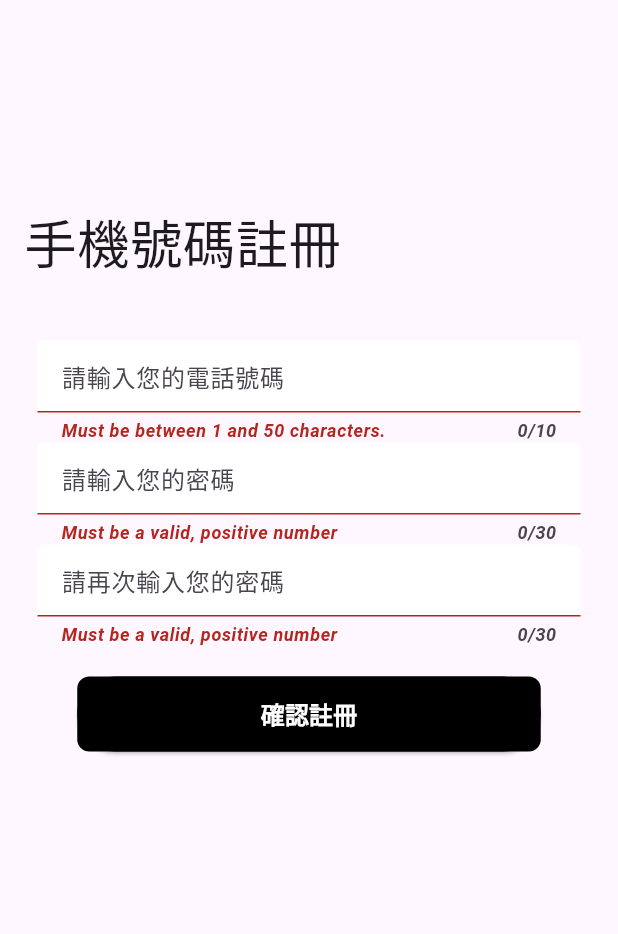
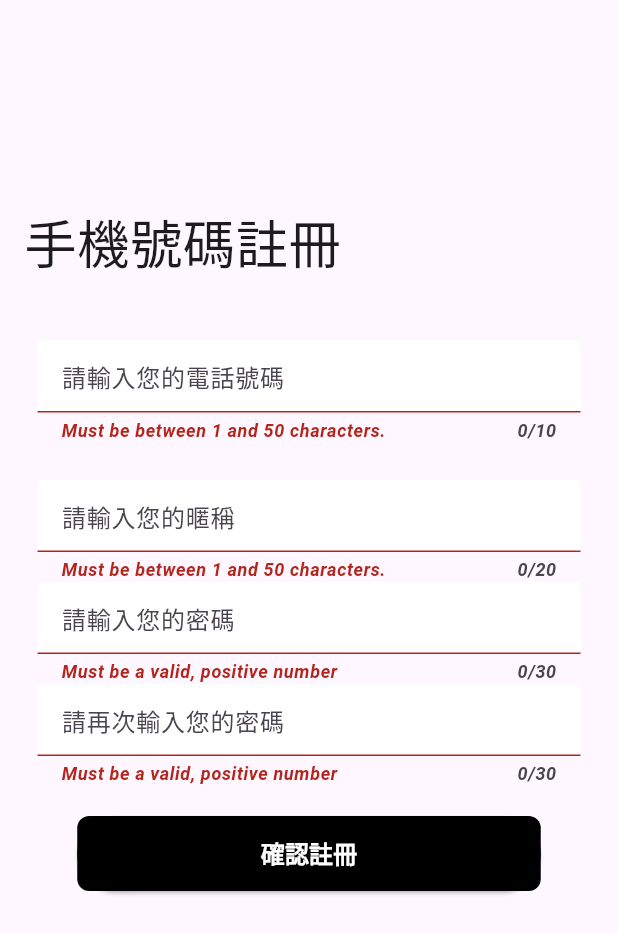
Before and after one commit to Scottman625/RandoFlutterFrontend, a Flutter app: the Register screen opened directly, after a tap on "確認註冊", on a phone screen of 412 x 824 dp. Shown: the top 934 px of the screen. Run offline on Flutter 3.47's test engine with Material 3 defaults, Android fonts, the light colour scheme and no system bars; our stand-ins replace cached_network_image, dotted_border, flutter_card_swiper, flutter_riverpod, flutter_slidable, image_cropper and 5 more; missing offline and left inert: stomp_dart_client; accounts and stored records are empty.

Commit message:
add register page usernameField

```diff
--- a/lib/screens/register_page.dart
+++ b/lib/screens/register_page.dart
@@ -19,7 +19,7 @@ class _RegisterState extends ConsumerState<Register> {
   final _formKey = GlobalKey<FormState>();
 
   var _phoneNumber = '';
-
+  var _userName = '';
   var _password = '';
 
   final TextEditingController passwordController = TextEditingController();
@@ -44,18 +44,23 @@ class _RegisterState extends ConsumerState<Register> {
             // },
             body: {
               'phone': _phoneNumber,
+              'username': _userName,
               'password': _password,
             });
-
-        final token = jsonDecode(response.body)['token'];
+        print(jsonDecode(response.body));
+        final token = jsonDecode(response.body)['data']['token'];
+        print('token : ${token}');
         if (token != null) {
           saveToken(token);
-          String auth_token = 'token $token';
-          final response = await http
-              .get(Uri.parse('http://127.0.0.1:8000/api/user/me/'), headers: {
+          String auth_token = 'Bearer $token';
+          print(auth_token);
+          final response = await http.get(
+              Uri.parse('http://127.0.0.1:8000/api/user/get_user_id/'),
+              headers: {
                 'Authorization': auth_token,
               });
-          String UserId = jsonDecode(response.body)['id'];
+          print(response.statusCode);
+          String UserId = jsonDecode(response.body)['data']['userId'];
 
           ref.read(authStateProvider.notifier).login();
           // final _channel = WebSocketService()
@@ -67,17 +72,33 @@ class _RegisterState extends ConsumerState<Register> {
                     userId: UserId.toString(),
                   )));
         } else {
+          String responseMessage = jsonDecode(response.body)['message'];
+          if (responseMessage
+              .contains('This phone number is already been used.')) {
             ScaffoldMessenger.of(context).showSnackBar(
               SnackBar(
                 content: Center(
                   child: Text(
-                  '電話號碼或密碼不正確!',
+                    '此電話號碼已有其他用戶使用!',
                     style: TextStyle(fontSize: 20),
                   ),
                 ),
                 backgroundColor: Colors.red,
               ),
             );
+          } else if (responseMessage.contains('register failed')) {
+            ScaffoldMessenger.of(context).showSnackBar(
+              SnackBar(
+                content: Center(
+                  child: Text(
+                    '註冊失敗，請稍候重試一次!',
+                    style: TextStyle(fontSize: 20),
+                  ),
+                ),
+                backgroundColor: Colors.red,
+              ),
+            );
+          }
         }
       }
     }
@@ -126,6 +147,32 @@ class _RegisterState extends ConsumerState<Register> {
                       },
                       onSaved: (value) {
                         _phoneNumber = value!;
+                      },
+                    ),
+                  ),
+                  Padding(
+                    padding:
+                        const EdgeInsets.only(top: 25.0, left: 25, right: 25),
+                    child: TextFormField(
+                      maxLength: 20,
+                      decoration: const InputDecoration(
+                          enabledBorder: OutlineInputBorder(
+                              borderSide:
+                                  BorderSide(color: Colors.black, width: 2.0)),
+                          filled: true,
+                          fillColor: Colors.white,
+                          hintText: '請輸入您的暱稱'),
+                      validator: (value) {
+                        if (value == null ||
+                            value.isEmpty ||
+                            value.trim().length <= 1 ||
+                            value.trim().length > 50) {
+                          return 'Must be between 1 and 50 characters.';
+                        }
+                        return null;
+                      },
+                      onSaved: (value) {
+                        _userName = value!;
                       },
                     ),
                   ),
```
Also changed, not shown: 1 other file. Lines whose indentation alone changed are shown as unchanged.
